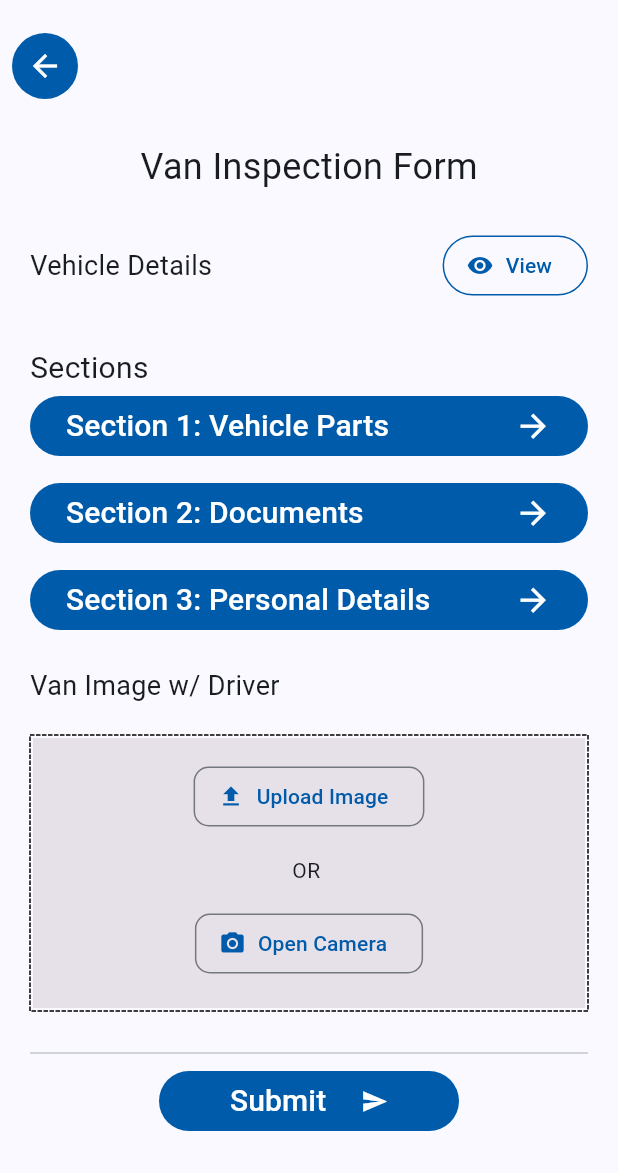
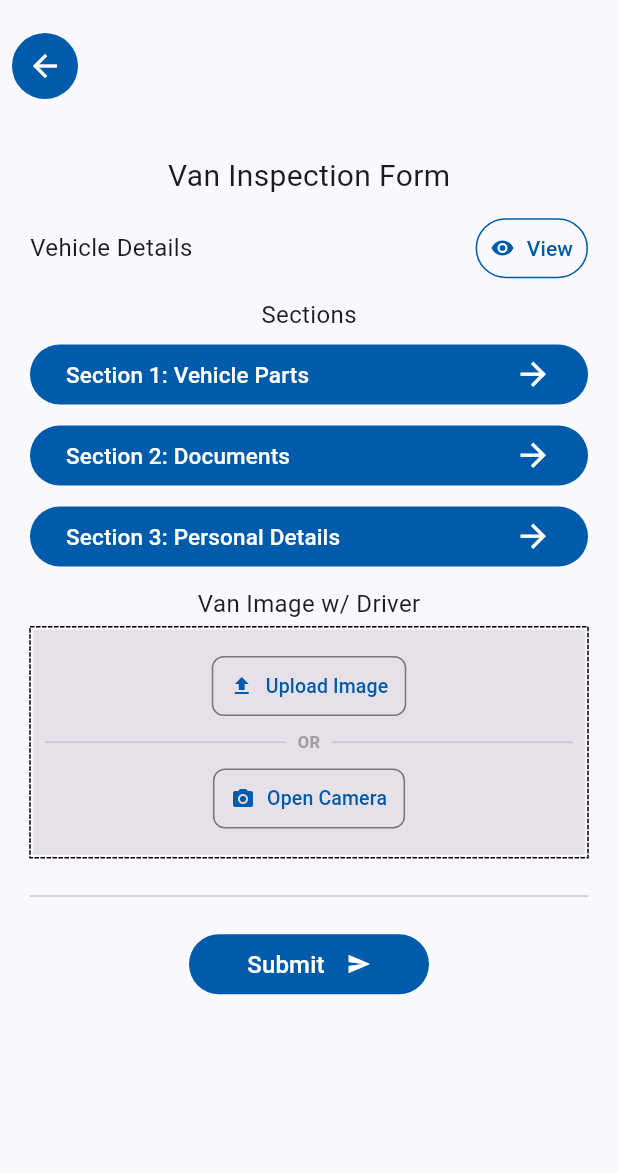
Before and after one commit to ebadmirza2005/dreams-app, a Flutter app: the VanInspectionForm screen opened by its route, on a phone screen of 412 x 824 dp, the part 63-1236 px from its top. Run offline on Flutter 3.47's test engine with Material 3 defaults, Android fonts, the phone set to English and light mode, and no system bars; drawn by our look-alikes of dotted_border; our stand-ins replace go_router.

Commit message:
Fixed Design and logic

```diff
--- a/lib/screen/van_inspection_form.dart
+++ b/lib/screen/van_inspection_form.dart
@@ -1,8 +1,5 @@
-import 'package:dreams_app/screen/vehicle_parts.dart';
 import 'package:flutter/material.dart';
 import 'package:go_router/go_router.dart';
-
-import '../utils/app_bar.dart';
 import '../utils/button.dart';
 import '../utils/text.dart';
 import 'package:dotted_border/dotted_border.dart';
@@ -20,61 +17,74 @@ class _VanInspectionFormState extends State<VanInspectionForm> {
       context: context,
       builder: (BuildContext context) {
         return AlertDialog(
-          title: Align(
+          title: const Align(
               alignment: Alignment.center,
               child: TextWidget(text: "Vehicle Details", textSize: 20)),
-          content: Column(
+          content: SizedBox(
+            width: MediaQuery.of(context).size.width * 0.85,
+            child: Column(
               mainAxisSize: MainAxisSize.min,
               crossAxisAlignment: CrossAxisAlignment.start,
               children: [
                 Row(
+                  mainAxisAlignment: MainAxisAlignment.spaceBetween,
                   children: [
-                  Column(
+                    Expanded(
+                      child: Column(
                         crossAxisAlignment: CrossAxisAlignment.start,
                         children: [
                           TextWidget(text: "Vehicle No:"),
                           TextWidget(text: "KX-1339"),
                         ],
                       ),
-                  SizedBox(width: MediaQuery.of(context).size.width * 0.2,),
-                  Column(
+                    ),
+                    const SizedBox(width: 10),
+                    Expanded(
+                      child: Column(
                         crossAxisAlignment: CrossAxisAlignment.start,
                         children: [
                           TextWidget(text: "Vehicle Type:"),
                           TextWidget(text: "Suzuki"),
                         ],
+                      ),
                     )
                   ],
                 ),
-              SizedBox(height: 20,),
+                const SizedBox(height: 12),
                 Column(
                   crossAxisAlignment: CrossAxisAlignment.start,
                   children: [
                     TextWidget(text: "Vehicle Route"),
-                  TextWidget(text: "Nasar Pur, Tando Soomro", textSize: 18,)
+                    TextWidget(text: "Nasar Pur, Tando Soomro", textSize: 16,)
                   ],
                 ),
-              SizedBox(height: 20,),
+                const SizedBox(height: 12),
                 Row(
+                  mainAxisAlignment: MainAxisAlignment.spaceBetween,
                   children: [
-                  Column(
+                    Expanded(
+                      child: Column(
                         crossAxisAlignment: CrossAxisAlignment.start,
                         children: [
                           TextWidget(text: "Driver"),
-                      TextWidget(text: "KX-1339", textSize: 18,)
+                          TextWidget(text: "KX-1339", textSize: 16,)
                         ],
                       ),
-                  SizedBox(width: MediaQuery.of(context).size.width * 0.2,),
-                  Column(
+                    ),
+                    const SizedBox(width: 10),
+                    Expanded(
+                      child: Column(
                         crossAxisAlignment: CrossAxisAlignment.start,
                         children: [
                           TextWidget(text: "CNIC"),
-                      TextWidget(text: "Suzuki", textSize: 18,)
+                          TextWidget(text: "Suzuki", textSize: 16,)
+                        ],
+                      ),
+                    ),
                   ],
                 ),
               ],
             ),
-            ],
           ),
           actions: [
             TextButton(
@@ -90,131 +100,144 @@ class _VanInspectionFormState extends State<VanInspectionForm> {
   @override
   Widget build(BuildContext context) {
     return Scaffold(
-       body: Column(
-            crossAxisAlignment: CrossAxisAlignment.start,
+      body: SafeArea(
+        child: LayoutBuilder(
+          builder: (context, constraints) {
+            final double spacing = constraints.maxHeight * 0.012;
+
+            return Column(
                   children: [
                     Align(
-                alignment: Alignment.centerLeft,
+                      alignment: Alignment.bottomLeft,
                       child: IconButton(
-                  onPressed: () => Navigator.of(context).pop(),
-                  icon: Container(
-                    padding: const EdgeInsets.all(10),
-                    decoration: const BoxDecoration(
+                          onPressed: () => context.go('/review'), icon: Container(
+                          padding: EdgeInsets.all(10),
+                          decoration: BoxDecoration(
                             shape: BoxShape.circle,
                             color: Color(0xff005baa),
                           ),
-                    child: const Icon(Icons.arrow_back, color: Colors.white),
+                          child: Icon(Icons.arrow_back, color: Colors.white,))),
+                    ),
+                    SizedBox(height: spacing),
+                    Padding(
+                      padding: EdgeInsets.all(20),
+                      child: Column(
+                        children: [
+                            Center(
+                              child: TextWidget(text: "Van Inspection Form", textSize: 20),
+                            ),
+                          SizedBox(height: spacing),
+                          Row(
+                            mainAxisAlignment: MainAxisAlignment.spaceBetween,
+                            children: [
+                              TextWidget(text: "Vehicle Details", textSize: 16),
+                              OutlinedButton.icon(
+                                onPressed: viewDetails,
+                                icon: const Icon(Icons.visibility, size: 16),
+                                label: TextWidget(text: "View", textSize: 14),
+                                style: OutlinedButton.styleFrom(
+                                  padding: const EdgeInsets.symmetric(horizontal: 10, vertical: 4),
+                                  side: const BorderSide(color: Color(0xff005baa)),
+                                ),
+                              ),
+                            ],
+                          ),
+
+                          SizedBox(height: spacing),
+
+                          TextWidget(text: "Sections", textSize: 16),
+                          const SizedBox(height: 4),
+
+                          FilledButtonWidget(buttonText: "Section 1: Vehicle Parts", textSize: 15, onTap: () {
+                            context.go('/vehicle-parts');
+                          }),
+                          const SizedBox(height: 6),
+                          FilledButtonWidget(buttonText: "Section 2: Documents", textSize: 15, onTap: () {}),
+                          const SizedBox(height: 6),
+                          FilledButtonWidget(buttonText: "Section 3: Personal Details", textSize: 15, onTap: () {}),
+
+                          SizedBox(height: spacing),
+
+                          TextWidget(text: "Van Image w/ Driver", textSize: 16),
+                          const SizedBox(height: 4),
+
+                          DottedBorder(
+                            child: Container(
+                              height: 150,
+                              width: double.infinity,
+                              padding: const EdgeInsets.all(8),
+                              decoration: const BoxDecoration(
+                                color: Color(0xffe6e0e9),
+                              ),
+                              child: LayoutBuilder(
+                                  builder: (context, boxConstraints) {
+                                    return Column(
+                                      mainAxisAlignment: MainAxisAlignment.spaceEvenly,
+                                      children: [
+                                        OutlinedButton.icon(
+                                          style: OutlinedButton.styleFrom(
+                                              padding: const EdgeInsets.symmetric(vertical: 6, horizontal: 12),
+                                              shape: RoundedRectangleBorder(
+                                                  borderRadius: BorderRadius.circular(8)
+                                              )
+                                          ),
+                                          onPressed: () {},
+                                          label: TextWidget(text: "Upload Image", textSize: 13),
+                                          icon: const Icon(Icons.upload, size: 16),
+                                        ),
+                                        const Row(
+                                          mainAxisAlignment: MainAxisAlignment.center,
+                                          children: [
+                                            Expanded(child: Divider(endIndent: 8)),
+                                            Text("OR", style: TextStyle(fontSize: 11, fontWeight: FontWeight.bold, color: Colors.grey)),
+                                            Expanded(child: Divider(indent: 8))
+                                          ],
+                                        ),
+                                        OutlinedButton.icon(
+                                          style: OutlinedButton.styleFrom(
+                                              padding: const EdgeInsets.symmetric(vertical: 6, horizontal: 12),
+                                              shape: RoundedRectangleBorder(
+                                                  borderRadius: BorderRadius.circular(8)
+                                              )
+                                          ),
+                                          onPressed: () {},
+                                          label: TextWidget(text: "Open Camera", textSize: 13),
+                                          icon: const Icon(Icons.camera_alt, size: 16),
+                                        )
+                                      ],
+                                    );
+                                  }
                               ),
                             ),
                           ),
-              Padding(
-                padding: EdgeInsets.all(20),
-                child: Column(
-                  crossAxisAlignment: CrossAxisAlignment.start,
+                          SizedBox(height: 25),
+                          const Divider(height: 1),
+                          const SizedBox(height: 25),
+                          Align(
+                            alignment: Alignment.center,
+                            child: SizedBox(
+                              width: 160,
+                              height: 40,
+                              child: FilledButton(
+                                onPressed: () {},
+                                child: Row(
+                                  mainAxisAlignment: MainAxisAlignment.spaceEvenly,
                                   children: [
-                    Center(
-                      child: TextWidget(text: "Van Inspection Form", textSize: 24),
-                    ),
-                    const SizedBox(height: 25),
-                    Row(
-                      mainAxisAlignment: MainAxisAlignment.spaceBetween,
-                      children: [
-                        TextWidget(text: "Vehicle Details", textSize: 18),
-                        OutlinedButton.icon(
-                          onPressed: viewDetails,
-                          icon: const Icon(Icons.visibility),
-                          label: TextWidget(text: "View"),
-                          style: OutlinedButton.styleFrom(
-                            side: const BorderSide(color: Color(0xff005baa)),
-                          ),
-                        ),
-
-                      ],
-                    ),
-
-                    const SizedBox(height: 10),
-                    SizedBox(height: 20,),
-                    TextWidget(text: "Sections", textSize: 20,),
-                    FilledButtonWidget(buttonText: "Section 1: Vehicle Parts", textSize: 20, onTap: () {
-                      context.go('/vehicle-parts');
-                    },),
-                    SizedBox(height: 10,),
-                    FilledButtonWidget(buttonText: "Section 2: Documents", textSize: 20, onTap: () {},),
-                    SizedBox(height: 10,),
-                    FilledButtonWidget(buttonText: "Section 3: Personal Details", textSize: 20, onTap: () {},),
-                    SizedBox(height: 20,),
-                    TextWidget(text: "Van Image w/ Driver", textSize: 18,),
-                    SizedBox(height: 20,),
-                    DottedBorder(
-                      child: Container(
-                        width: MediaQuery.of(context).size.width,
-                        height: 180,
-                        decoration: BoxDecoration(
-                          color: Color(0xffe6e0e9),
-                        ),
-                        child: Column(
-                          children: [
-                            SizedBox(height: 15,),
-                            Row(
-                              mainAxisAlignment: MainAxisAlignment.center,
-                              children: [
-                                OutlinedButton.icon(
-                                  style: OutlinedButton.styleFrom(
-                                      shape: RoundedRectangleBorder(
-                                        borderRadius: BorderRadius.circular(10)
-                                      )
-                                  ),
-                                  onPressed: () {}, label: TextWidget(text: "Upload Image"), icon: Icon(Icons.upload),)
-                              ],
-                            ),
-                            SizedBox(height: 15,),
-                            Row(
-                              mainAxisAlignment: MainAxisAlignment.center,
-                              children: [
-                                // TextWidget(text: "----------------------------------- "),
-                                Divider(),
-                                TextWidget(text: "OR "),
-                                Divider()
-                                // TextWidget(text: "----------------------------------- "),
-                              ],
-                            ),
-                            SizedBox(height: 15,),
-                            OutlinedButton.icon(
-                              style: OutlinedButton.styleFrom(
-                                  shape: RoundedRectangleBorder(
-                                      borderRadius: BorderRadius.circular(10)
-                                  )
-                              ),
-                              onPressed: () {}, label: TextWidget(text: "Open Camera"), icon: Icon(Icons.camera_alt),)
-
+                                    TextWidget(text: "Submit", textSize: 16),
+                                    const Icon(Icons.send, size: 16)
                                   ],
                                 ),
                               ),
                             ),
-                    SizedBox(height: 20,),
-                    Divider(),
-                    Align(
-                      alignment: Alignment.center,
-                      child: SizedBox(
-                        width: 200,
-                        child: FilledButton(
-                            onPressed: () {}, child: Row(
-                          mainAxisAlignment: MainAxisAlignment.spaceEvenly,
-                          children: [
-                            TextWidget(text: "Submit", textSize: 20,),
-                            Icon(Icons.send)
+                          ),
                         ],
-                        )),
                       ),
                     )
-
                   ],
+                );
+          },
         ),
       ),
-
-            ],
-          ),
-
     );
   }
 }
```
Also changed, not shown: lib/screen/home_screen.dart (+20 -9 lines), lib/screen/review_screen.dart (+14 -3 lines), lib/screen/van_inspection_screen.dart (+13 -9 lines), lib/screen/vehicle_parts.dart (added, +164 -0 lines), lib/utils/vehicle_parts_details.dart (added, +56 -0 lines). Lines whose indentation alone changed are shown as unchanged.
